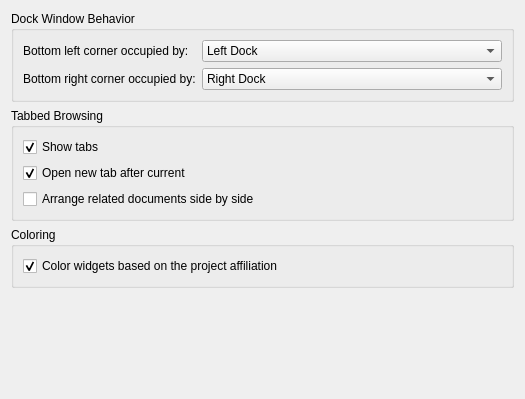
KDE/kdevelop, file shell/settings/uiconfig.ui: the form before one commit.
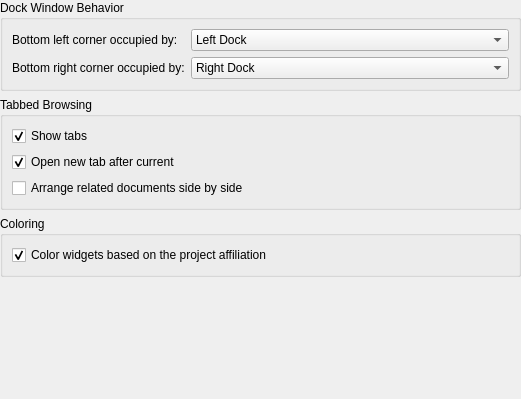
The form after the commit.

Commit message: Remove additional margin around setting pages

Diff of the .ui file:
```diff
--- a/shell/settings/uiconfig.ui
+++ b/shell/settings/uiconfig.ui
@@ -14,6 +14,9 @@
    <string>User Interface</string>
   </property>
   <layout class="QGridLayout" name="gridLayout_2">
+   <property name="margin">
+    <number>0</number>
+   </property>
    <item row="0" column="0">
     <widget class="QGroupBox" name="groupBox">
      <property name="title">
```
The commit also changes 10 other files.
